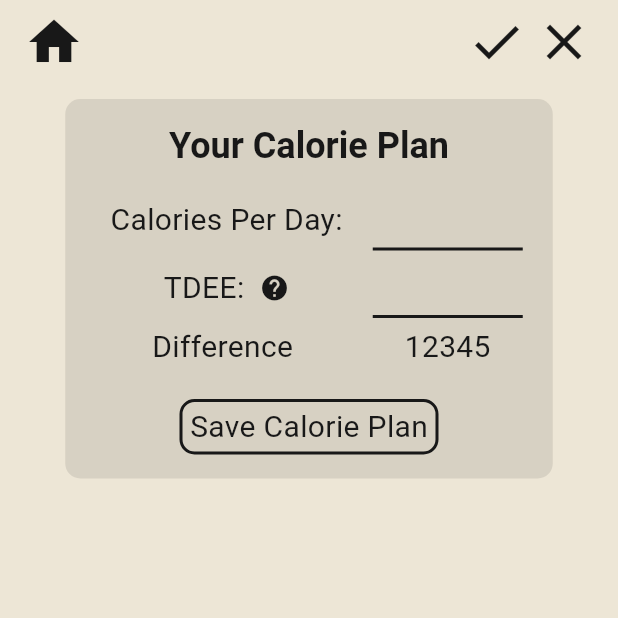
After one commit to Myoro/MyoroFitness, a Flutter app: the CaloriePlanScreen screen opened directly, on a phone screen of 412 x 824 dp, the top half of it. The commit adds this screen. Run offline on Flutter 3.47's test engine with Material 3 defaults, Android fonts, the phone set to English and light mode, and no system bars; our stand-ins replace flutter_bloc, sqflite, sqflite_common_ffi; missing offline and left inert: window_manager; accounts and stored records are empty.

Commit message:
Good day

```diff
--- a/myoro_fitness/lib/theme.dart
+++ b/myoro_fitness/lib/theme.dart
@@ -45,4 +45,9 @@ ThemeData createTheme(bool isDarkMode) => ThemeData(
         bodyMedium: _textStyle(isDarkMode, fontSize: 20),
         bodyLarge: _textStyle(isDarkMode, fontSize: 24),
       ),
+      textSelectionTheme: TextSelectionThemeData(
+        cursorColor: isDarkMode ? _primaryLightColor : _primaryDarkColor,
+        selectionColor: isDarkMode ? _primaryLightColor.withOpacity(0.3) : _primaryDarkColor.withOpacity(0.3),
+        selectionHandleColor: isDarkMode ? _primaryLightColor.withOpacity(0.3) : _primaryDarkColor.withOpacity(0.3),
+      ),
     );
--- /dev/null
+++ b/myoro_fitness/lib/widgets/app_bars/calorie_plan_screen_app_bar.dart
@@ -0,0 +1,51 @@
+import 'package:flutter/material.dart';
+import 'package:myoro_fitness/widgets/buttons/button_without_feedback.dart';
+import 'package:myoro_fitness/widgets/screens/calorie_plan_screen.dart';
+
+/// [AppBar] for [CaloriePlanScreen]
+class CaloriePlanScreenAppBar extends StatelessWidget implements PreferredSizeWidget {
+  const CaloriePlanScreenAppBar({super.key});
+
+  @override
+  Size get preferredSize => const Size.fromHeight(kToolbarHeight);
+
+  @override
+  Widget build(BuildContext context) => AppBar(
+        automaticallyImplyLeading: false,
+        title: Row(
+          children: [
+            _IconButton(
+              onTap: () => Navigator.pop(context),
+              icon: Icons.home,
+            ),
+            const Spacer(),
+            _IconButton(
+              onTap: () {}, // TODO
+              icon: Icons.check,
+            ),
+            const SizedBox(width: 5),
+            _IconButton(
+              onTap: () {}, // TODO
+              icon: Icons.close,
+            ),
+          ],
+        ),
+      );
+}
+
+class _IconButton extends StatelessWidget {
+  final Function onTap;
+  final IconData icon;
+
+  const _IconButton({required this.onTap, required this.icon});
+
+  @override
+  Widget build(BuildContext context) => ButtonWithoutFeedback(
+        onTap: () => onTap(),
+        child: Icon(
+          icon,
+          size: 40,
+          color: Theme.of(context).colorScheme.onPrimary,
+        ),
+      );
+}
--- /dev/null
+++ b/myoro_fitness/lib/widgets/bodies/calorie_plan_screen_body.dart
@@ -0,0 +1,23 @@
+import 'package:flutter/material.dart';
+import 'package:myoro_fitness/widgets/cards/calorie_plan_screen_information_card.dart';
+import 'package:myoro_fitness/widgets/screens/calorie_plan_screen.dart';
+
+/// [Scaffold] body of [CaloriePlanScreen]
+class CaloriePlanScreenBody extends StatelessWidget {
+  const CaloriePlanScreenBody({super.key});
+
+  @override
+  Widget build(BuildContext context) => Padding(
+        padding: const EdgeInsets.symmetric(vertical: 10, horizontal: 3),
+        child: Align(
+          alignment: Alignment.center,
+          child: SizedBox(
+            width: 355,
+            child: ListView(
+              padding: const EdgeInsets.symmetric(horizontal: 15),
+              children: const [CaloriePlanScreenInformationCard()],
+            ),
+          ),
+        ),
+      );
+}
--- a/myoro_fitness/lib/widgets/buttons/icon_text_hover_button.dart
+++ b/myoro_fitness/lib/widgets/buttons/icon_text_hover_button.dart
@@ -17,6 +17,9 @@ class IconTextHoverButton extends StatefulWidget {
   /// [TextStyle] of text
   final TextStyle? textStyle;
 
+  /// If [IconTextHoverButton] has a border or not
+  final bool bordered;
+
   IconTextHoverButton({
     super.key,
     required this.onTap,
@@ -24,6 +27,7 @@ class IconTextHoverButton extends StatefulWidget {
     this.iconSize = 40,
     this.text,
     this.textStyle,
+    this.bordered = false,
   }) {
     assert(icon != null || text != null);
   }
@@ -56,10 +60,15 @@ class _IconTextHoverButtonState extends State<IconTextHoverButton> {
           decoration: BoxDecoration(
             color: !hovered ? Colors.transparent : theme.colorScheme.onPrimary,
             borderRadius: BorderRadius.circular(10),
+            border: Border.all(
+              width: 2,
+              color: widget.bordered ? theme.colorScheme.onPrimary : Colors.transparent,
+            ),
           ),
           child: Padding(
             padding: const EdgeInsets.symmetric(vertical: 2, horizontal: 5),
             child: Wrap(
+              alignment: WrapAlignment.center,
               children: [
                 if (widget.icon != null) ...[
                   Icon(
--- a/myoro_fitness/lib/widgets/cards/base_card.dart
+++ b/myoro_fitness/lib/widgets/cards/base_card.dart
@@ -4,6 +4,9 @@ import 'package:flutter/material.dart';
 class BaseCard extends StatelessWidget {
   /// Title shown below content of [BaseCard]
   final String? title;
+
+  /// Determines if [BaseCard]'s title will be centered
+  final bool titleCentered;
 
   /// [Widget] displayed at the top right of [BaseCard]
   final Widget? extraAction;
@@ -15,6 +18,7 @@ class BaseCard extends StatelessWidget {
     super.key,
     required this.content,
     this.title,
+    this.titleCentered = false,
     this.extraAction,
   });
 
@@ -33,6 +37,7 @@ class BaseCard extends StatelessWidget {
           children: [
             if (title != null || extraAction != null) ...[
               Row(
+                mainAxisAlignment: titleCentered ? MainAxisAlignment.center : MainAxisAlignment.start,
                 children: [
                   if (title != null) Text(title!, style: theme.textTheme.titleLarge),
                   if (extraAction != null) ...[
--- /dev/null
+++ b/myoro_fitness/lib/widgets/cards/calorie_plan_screen_information_card.dart
@@ -0,0 +1,81 @@
+import 'package:flutter/material.dart';
+import 'package:myoro_fitness/enums/size_enum.dart';
+import 'package:myoro_fitness/widgets/bodies/calorie_plan_screen_body.dart';
+import 'package:myoro_fitness/widgets/buttons/icon_text_hover_button.dart';
+import 'package:myoro_fitness/widgets/cards/base_card.dart';
+import 'package:myoro_fitness/widgets/inputs/basic_text_field_form.dart';
+
+/// Card used to display the user's current calorie plan
+///
+/// Used in [CaloriePlanScreenBody]
+class CaloriePlanScreenInformationCard extends StatefulWidget {
+  const CaloriePlanScreenInformationCard({super.key});
+
+  @override
+  State<CaloriePlanScreenInformationCard> createState() => _CaloriePlanScreenInformationCardState();
+}
+
+class _CaloriePlanScreenInformationCardState extends State<CaloriePlanScreenInformationCard> {
+  final TextEditingController _caloriesPerDayController = TextEditingController();
+  final TextEditingController _tdeeController = TextEditingController();
+
+  @override
+  void dispose() {
+    _caloriesPerDayController.dispose();
+    _tdeeController.dispose();
+    super.dispose();
+  }
+
+  @override
+  Widget build(BuildContext context) => BaseCard(
+        title: 'Your Calorie Plan',
+        titleCentered: true,
+        content: Column(
+          children: [
+            const SizedBox(height: 10),
+            BasicTextFieldForm(
+              size: SizeEnum.medium,
+              title: 'Calories Per Day',
+              controller: _caloriesPerDayController,
+              textFieldWidth: 100,
+            ),
+            const SizedBox(height: 5),
+            BasicTextFieldForm(
+              size: SizeEnum.medium,
+              title: 'TDEE',
+              tooltip: 'Total Daily Energy Expenditure',
+              controller: _caloriesPerDayController,
+              textFieldWidth: 100,
+            ),
+            const SizedBox(height: 5),
+            Row(
+              mainAxisAlignment: MainAxisAlignment.center,
+              children: [
+                Expanded(
+                  child: Text(
+                    'Difference',
+                    style: Theme.of(context).textTheme.bodyMedium,
+                    textAlign: TextAlign.center,
+                  ),
+                ),
+                const SizedBox(width: 15),
+                SizedBox(
+                  width: 100,
+                  child: Text(
+                    '12345',
+                    style: Theme.of(context).textTheme.bodyMedium,
+                    textAlign: TextAlign.center,
+                  ),
+                ),
+              ],
+            ),
+            const SizedBox(height: 20),
+            IconTextHoverButton(
+              onTap: () => print('Inline'), // TODO
+              text: 'Save Calorie Plan',
+              bordered: true,
+            ),
+          ],
+        ),
+      );
+}
--- /dev/null
+++ b/myoro_fitness/lib/widgets/inputs/base_text_field.dart
@@ -0,0 +1,64 @@
+import 'package:flutter/material.dart';
+import 'package:myoro_fitness/enums/size_enum.dart';
+
+/// [Widget] for all [TextField] in the application
+class BaseTextField extends StatelessWidget {
+  /// [Size] of [BaseTextField]
+  final SizeEnum size;
+
+  /// (Optional) width of [TextField]
+  final double? width;
+
+  /// Controller of [TextField]
+  final TextEditingController controller;
+
+  const BaseTextField({
+    super.key,
+    required this.size,
+    required this.controller,
+    this.width,
+  });
+
+  @override
+  Widget build(BuildContext context) {
+    final ThemeData theme = Theme.of(context);
+    final UnderlineInputBorder border = UnderlineInputBorder(
+      borderSide: BorderSide(
+        width: 2,
+        color: Theme.of(context).colorScheme.onPrimary,
+      ),
+    );
+    late final TextStyle textStyle;
+    late final double height;
+
+    switch (size) {
+      case SizeEnum.small:
+        textStyle = theme.textTheme.bodySmall!;
+        height = 30;
+        break;
+      case SizeEnum.medium:
+        textStyle = theme.textTheme.bodyMedium!;
+        height = 40;
+        break;
+      case SizeEnum.large:
+        textStyle = theme.textTheme.bodyLarge!;
+        height = 50;
+        break;
+    }
+
+    return SizedBox(
+      width: width,
+      height: height,
+      child: TextField(
+        controller: controller,
+        style: textStyle,
+        textAlign: TextAlign.center,
+        decoration: InputDecoration(
+          focusedBorder: border,
+          enabledBorder: border,
+          contentPadding: const EdgeInsets.only(bottom: 5),
+        ),
+      ),
+    );
+  }
+}
--- /dev/null
+++ b/myoro_fitness/lib/widgets/inputs/basic_text_field_form.dart
@@ -0,0 +1,80 @@
+import 'package:flutter/material.dart';
+import 'package:myoro_fitness/enums/size_enum.dart';
+import 'package:myoro_fitness/widgets/inputs/base_text_field.dart';
+
+/// A [Text] and [BaseTextField]
+class BasicTextFieldForm extends StatelessWidget {
+  /// Size of [BasicTextFieldForm]
+  final SizeEnum size;
+
+  /// Title of [BasicTextFieldForm]
+  final String title;
+
+  /// Width of [BaseTextField]
+  final double? textFieldWidth;
+
+  /// (Optional) tooltip of [BasicTextFieldForm]
+  final String? tooltip;
+
+  /// [TextEditingController] for [BaseTextField]
+  final TextEditingController controller;
+
+  const BasicTextFieldForm({
+    super.key,
+    required this.size,
+    required this.title,
+    required this.controller,
+    this.textFieldWidth,
+    this.tooltip,
+  });
+
+  @override
+  Widget build(BuildContext context) {
+    final ThemeData theme = Theme.of(context);
+    late final TextStyle textStyle;
+
+    switch (size) {
+      case SizeEnum.small:
+        textStyle = theme.textTheme.bodySmall!;
+        break;
+      case SizeEnum.medium:
+        textStyle = theme.textTheme.bodyMedium!;
+        break;
+      case SizeEnum.large:
+        textStyle = theme.textTheme.bodyLarge!;
+        break;
+    }
+
+    return Row(
+      // spacing: 10,
+      // crossAxisAlignment: WrapCrossAlignment.center,
+      children: [
+        Expanded(
+          child: Row(
+            mainAxisAlignment: MainAxisAlignment.center,
+            children: [
+              Text('$title:', style: textStyle),
+              if (tooltip != null) ...[
+                const SizedBox(width: 10),
+                Tooltip(
+                  message: tooltip ?? '',
+                  child: Icon(
+                    Icons.help,
+                    size: 20,
+                    color: Theme.of(context).colorScheme.onPrimary,
+                  ),
+                ),
+              ],
+            ],
+          ),
+        ),
+        const SizedBox(width: 10),
+        BaseTextField(
+          size: size,
+          width: textFieldWidth,
+          controller: controller,
+        ),
+      ],
+    );
+  }
+}
--- /dev/null
+++ b/myoro_fitness/lib/widgets/screens/calorie_plan_screen.dart
@@ -0,0 +1,14 @@
+import 'package:flutter/material.dart';
+import 'package:myoro_fitness/widgets/app_bars/calorie_plan_screen_app_bar.dart';
+import 'package:myoro_fitness/widgets/bodies/calorie_plan_screen_body.dart';
+
+/// Screen where the user can view & edit their calorie plan
+class CaloriePlanScreen extends StatelessWidget {
+  const CaloriePlanScreen({super.key});
+
+  @override
+  Widget build(BuildContext context) => const Scaffold(
+        appBar: CaloriePlanScreenAppBar(),
+        body: CaloriePlanScreenBody(),
+      );
+}
```
Also changed, not shown: myoro_fitness/lib/widgets/app_bars/home_screen_app_bar.dart (+37 -7 lines), myoro_fitness/lib/widgets/inputs/base_dropdown.dart (added, +52 -0 lines), myoro_fitness/lib/widgets/outputs/basic_output.dart (+24 -2 lines).
